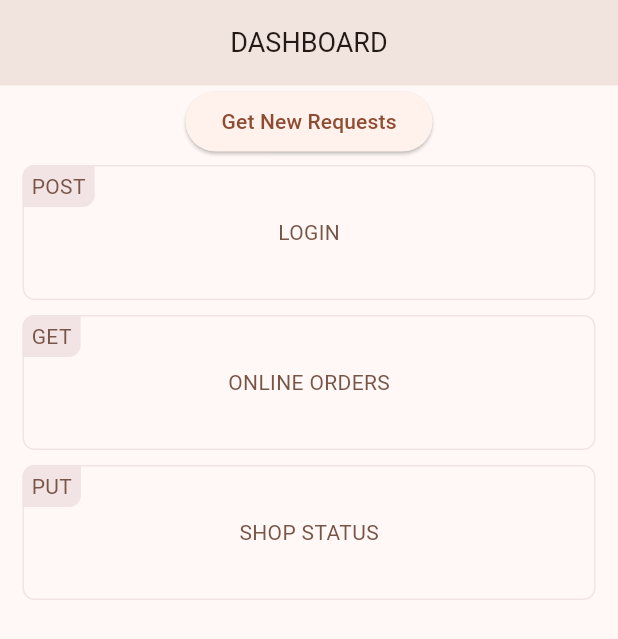
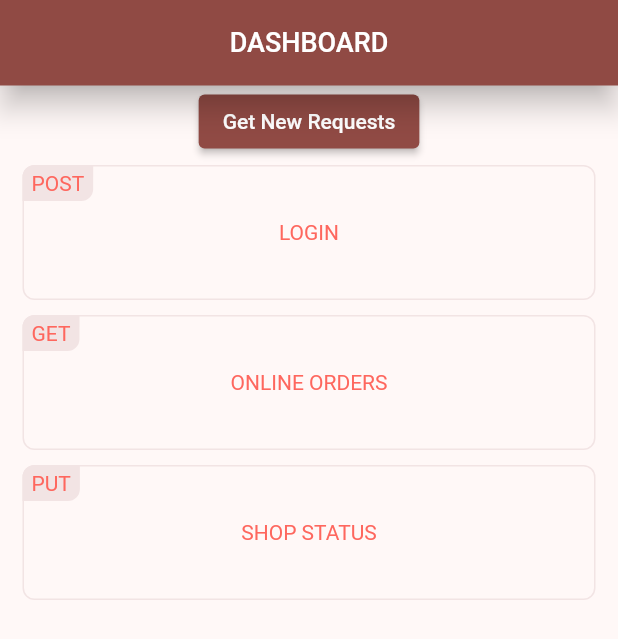
Before and after one commit to ferns-it/flutter_foodpage_plugin, a Flutter app: the screen it shows after launch, on a phone screen of 412 x 824 dp. Shown: the top 639 px of the screen. Run offline on Flutter 3.47's test engine with Material 3 defaults, Android fonts, the phone set to English and light mode, and no system bars; our stand-ins replace dio, get, shared_preferences; accounts and stored records are empty.

Commit message:
color change

```diff
--- a/example/lib/order_online/constants/app_colors.dart
+++ b/example/lib/order_online/constants/app_colors.dart
@@ -1,11 +1,8 @@
 import 'package:flutter/material.dart';
 
 class AppColors {
-  static const Color primaryColor = Colors.brown;
+  static const Color primaryColor = Color(0xFFfe675e);
   static const Color secondaryColor = Color(0xFFf2e4e4);
   static const Color kWhite = Colors.white;
   static const Color kBlack = Colors.black;
-
-
-
 }
--- a/example/lib/order_online/utils/app_theme.dart
+++ b/example/lib/order_online/utils/app_theme.dart
@@ -4,10 +4,11 @@ import '../constants/app_colors.dart';
 
 ThemeData appTheme(BuildContext context) {
   return ThemeData(
-    useMaterial3: true,
+    useMaterial3: false,
     colorSchemeSeed: AppColors.primaryColor,
-    cardTheme:  CardTheme(color: AppColors.secondaryColor,shape: RoundedRectangleBorder(
-      borderRadius: BorderRadius.circular(8.0)
-    )),
+    cardTheme: CardTheme(
+        color: AppColors.secondaryColor,
+        shape:
+            RoundedRectangleBorder(borderRadius: BorderRadius.circular(8.0))),
   );
 }
```
